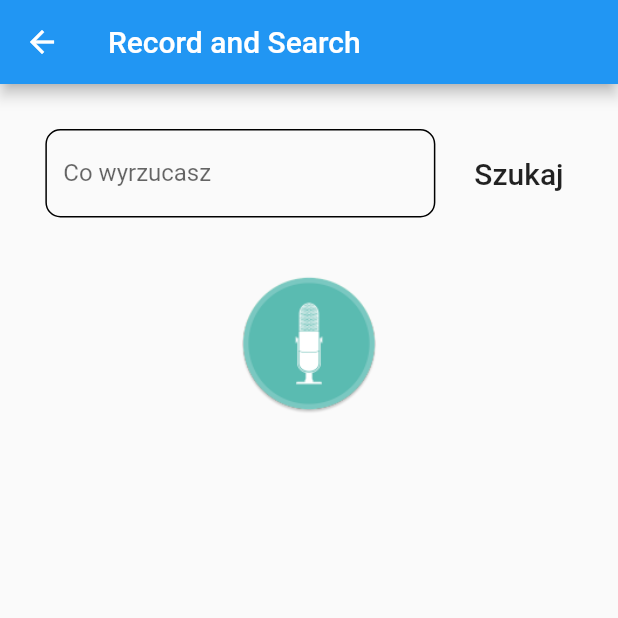
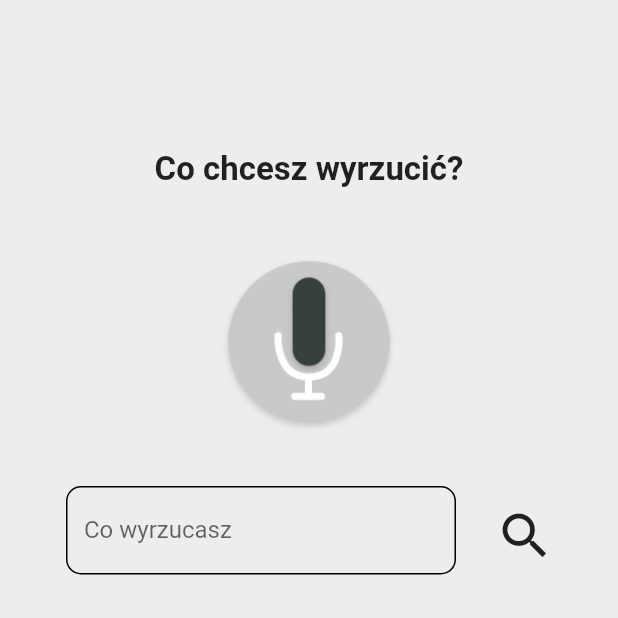
Before and after one commit to PiotrPrus/eko_asia, a Flutter app: the RecordSearchScreen screen opened directly, on a phone screen of 412 x 824 dp, the top half of it. Run offline on Flutter 3.47's test engine with Material 2 defaults, Android fonts, the phone set to English and light mode, and no system bars; our stand-ins replace audioplayers, cloud_firestore, speech_to_text; accounts and stored records are empty.

Commit message:
update design of record screen

```diff
--- a/lib/recordSearchScreen.dart
+++ b/lib/recordSearchScreen.dart
@@ -1,5 +1,6 @@
 import 'dart:async';
 import 'dart:io';
+import 'package:ekoasia/Styles.dart';
 import 'package:http/http.dart' as http;
 
 import 'package:audioplayers/audio_cache.dart';
@@ -15,14 +16,12 @@ import 'NetworkService.dart';
 
 class RecordSearchScreen extends StatelessWidget {
   final ChosenCity city;
+
   RecordSearchScreen({Key key, @required this.city}) : super(key: key);
 
   @override
   Widget build(BuildContext context) {
     return Scaffold(
-      appBar: AppBar(
-        title: Text("Record and Search"),
-      ),
       body: Center(child: PlayerWidget(city: city)),
     );
   }
@@ -45,6 +44,7 @@ class _PlayerWidgetState extends State<PlayerWidget> {
   final SpeechToText speech = SpeechToText();
   final _player = AudioCache(prefix: 'sounds/');
   final _searchTextController = TextEditingController();
+  AssetImage _micImage;
 
   final _bins = <Bin>[];
 
@@ -55,14 +55,41 @@ class _PlayerWidgetState extends State<PlayerWidget> {
   @override
   void initState() {
     super.initState();
+    _micImage = AssetImage('assets/images/mic_inactive.png');
   }
 
   @override
   Widget build(BuildContext context) {
-    return Column(
+    return Container(
+      color: backgroundGrey,
+      child: Column(
         mainAxisAlignment: MainAxisAlignment.center,
         children: <Widget>[
-        SizedBox(height: 20),
+          Container(
+            margin: EdgeInsets.only(top: 100, bottom: 20),
+            child: Text(
+              'Co chcesz wyrzucić?',
+              style: TextStyle(fontSize: 22, fontWeight: FontWeight.bold),
+            ),
+          ),
+          IconButton(
+            padding: EdgeInsets.all(24.0),
+            icon: Image(image: _micImage),
+            iconSize: 120,
+            onPressed: () {
+              updateMicImage();
+              if (_hasSpeech) {
+                _searchTextController.text = "";
+                if (speech.isListening) {
+                  speech.stop();
+                } else {
+                  startListening();
+                }
+              } else {
+                initSpeechState();
+              }
+            },
+          ),
           Row(
             mainAxisSize: MainAxisSize.min,
             mainAxisAlignment: MainAxisAlignment.start,
@@ -87,35 +114,22 @@ class _PlayerWidgetState extends State<PlayerWidget> {
                   },
                 ),
               ),
-            FlatButton(
+              Padding(
+                padding: const EdgeInsets.all(8.0),
+                child: IconButton(
+                  icon: Icon(Icons.search, size: 40),
                   onPressed: () async {
                     var itemName = _searchTextController.text;
                     _searchTextController.text = "";
                     getDedicatedBins(itemName);
                   },
-              child: Text('Szukaj', style: TextStyle(fontSize: 20)),
+                ),
               ),
             ],
           ),
-        IconButton(
-          padding: EdgeInsets.all(24.0),
-          icon: Image.asset('assets/images/micIcon.png'),
-          iconSize: 100,
-          onPressed: () {
-            if (_hasSpeech) {
-              _searchTextController.text = "";
-              if (speech.isListening) {
-                speech.stop();
-              } else {
-                startListening();
-              }
-            } else {
-              initSpeechState();
-            }
-          },
-        ),
           Expanded(child: _buildBinsInstruction())
         ],
+      ),
     );
   }
 
@@ -134,6 +148,23 @@ class _PlayerWidgetState extends State<PlayerWidget> {
     });
   }
 
+  void updateMicImage() {
+    setState(() {
+      if (_hasSpeech) {
+        if(speech.isListening) {
+          print("AAA, isListening");
+          _micImage = AssetImage('assets/images/mic_listening.png');
+        } else {
+          print("AAA, isReady");
+          _micImage = AssetImage('assets/images/mic_active.png');
+        }
+      } else {
+        print("AAA, isInactive");
+        _micImage = AssetImage('assets/images/mic_inactive.png');
+      }
+    });
+  }
+
   void startListening() {
     speech.listen(
         onResult: resultListener,
@@ -147,7 +178,6 @@ class _PlayerWidgetState extends State<PlayerWidget> {
   void resultListener(SpeechRecognitionResult result) {
     setState(() async {
       String lastWords = "${result.recognizedWords}";
-      // TODO: Send the words to firebase to get the result.
       print(lastWords.toLowerCase());
       _searchTextController.text = lastWords.toLowerCase();
       getDedicatedBins(lastWords);
@@ -159,7 +189,8 @@ class _PlayerWidgetState extends State<PlayerWidget> {
         await networkService.fetchBinResponse(widget.city.cityCode, itemName);
     response.bins.forEach((e) => debugPrint("${e.namePl} ${e.products}"));
 
-    var responseList = response.bins.where((element) => element.products != null).toList();
+    var responseList =
+        response.bins.where((element) => element.products != null).toList();
 
     //TODO: Fix for multiple answers
     if (responseList.length == 1) {
@@ -199,7 +230,9 @@ class _PlayerWidgetState extends State<PlayerWidget> {
       mainAxisSize: MainAxisSize.max,
       children: <Widget>[
         Column(
-          children: bin.products.map((e) => new Text(e, style: TextStyle(fontSize: 20))).toList(),
+          children: bin.products
+              .map((e) => new Text(e, style: TextStyle(fontSize: 20)))
+              .toList(),
         ),
         Image(
             image: AssetImage(_imagePath(bin)),
```
Also changed, not shown: assets/images/mic_active.png (added), assets/images/mic_inactive.png (added), assets/images/mic_listening.png (added), pubspec.lock. Lines whose indentation alone changed are shown as unchanged.
